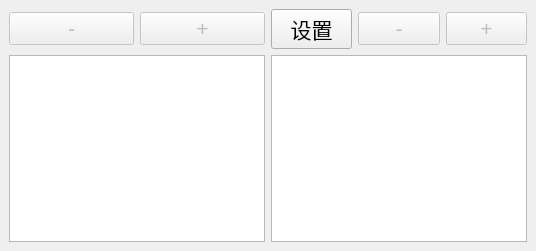
Qt form embedded-user/src/qt-frontend/window/main_window.ui (UnnamedOrange/Embedded-Term-Project) before a commit.
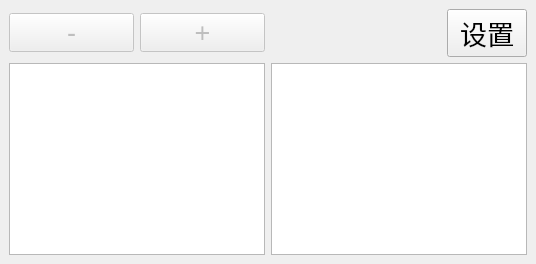
The same form after that commit.

The edit to the form file:
```diff
--- a/embedded-user/src/qt-frontend/window/main_window.ui
+++ b/embedded-user/src/qt-frontend/window/main_window.ui
@@ -2,14 +2,6 @@
 <ui version="4.0">
  <class>main_window</class>
  <widget class="QMainWindow" name="main_window">
-  <property name="geometry">
-   <rect>
-    <x>0</x>
-    <y>0</y>
-    <width>536</width>
-    <height>251</height>
-   </rect>
-  </property>
   <property name="windowTitle">
    <string>Embedded Term Project</string>
   </property>
@@ -22,7 +14,7 @@
       </property>
       <property name="font">
        <font>
-        <pointsize>16</pointsize>
+        <pointsize>20</pointsize>
        </font>
       </property>
       <property name="text">
@@ -37,7 +29,7 @@
       </property>
       <property name="font">
        <font>
-        <pointsize>16</pointsize>
+        <pointsize>20</pointsize>
        </font>
       </property>
       <property name="text">
@@ -46,10 +38,23 @@
      </widget>
     </item>
     <item row="0" column="2">
+     <spacer name="horizontalSpacer">
+      <property name="orientation">
+       <enum>Qt::Horizontal</enum>
+      </property>
+      <property name="sizeHint" stdset="0">
+       <size>
+        <width>153</width>
+        <height>20</height>
+       </size>
+      </property>
+     </spacer>
+    </item>
+    <item row="0" column="3">
      <widget class="QPushButton" name="button_settings">
       <property name="font">
        <font>
-        <pointsize>16</pointsize>
+        <pointsize>20</pointsize>
        </font>
       </property>
       <property name="text">
@@ -57,41 +62,11 @@
       </property>
      </widget>
     </item>
-    <item row="0" column="3">
-     <widget class="QPushButton" name="button_remove_view">
-      <property name="enabled">
-       <bool>false</bool>
-      </property>
-      <property name="font">
-       <font>
-        <pointsize>16</pointsize>
-       </font>
-      </property>
-      <property name="text">
-       <string>-</string>
-      </property>
-     </widget>
-    </item>
-    <item row="0" column="4">
-     <widget class="QPushButton" name="button_add_view">
-      <property name="enabled">
-       <bool>false</bool>
-      </property>
-      <property name="font">
-       <font>
-        <pointsize>16</pointsize>
-       </font>
-      </property>
-      <property name="text">
-       <string>+</string>
-      </property>
-     </widget>
-    </item>
     <item row="1" column="0" colspan="2">
      <widget class="QTreeWidget" name="tree_sources">
       <property name="font">
        <font>
-        <pointsize>16</pointsize>
+        <pointsize>20</pointsize>
        </font>
       </property>
       <attribute name="headerVisible">
@@ -104,7 +79,7 @@
       </column>
      </widget>
     </item>
-    <item row="1" column="2" colspan="3">
+    <item row="1" column="2" colspan="2">
      <widget class="QListView" name="list_views"/>
     </item>
    </layout>
```
Left out of the diff: 3 changed lines with no effect on the pictures.
